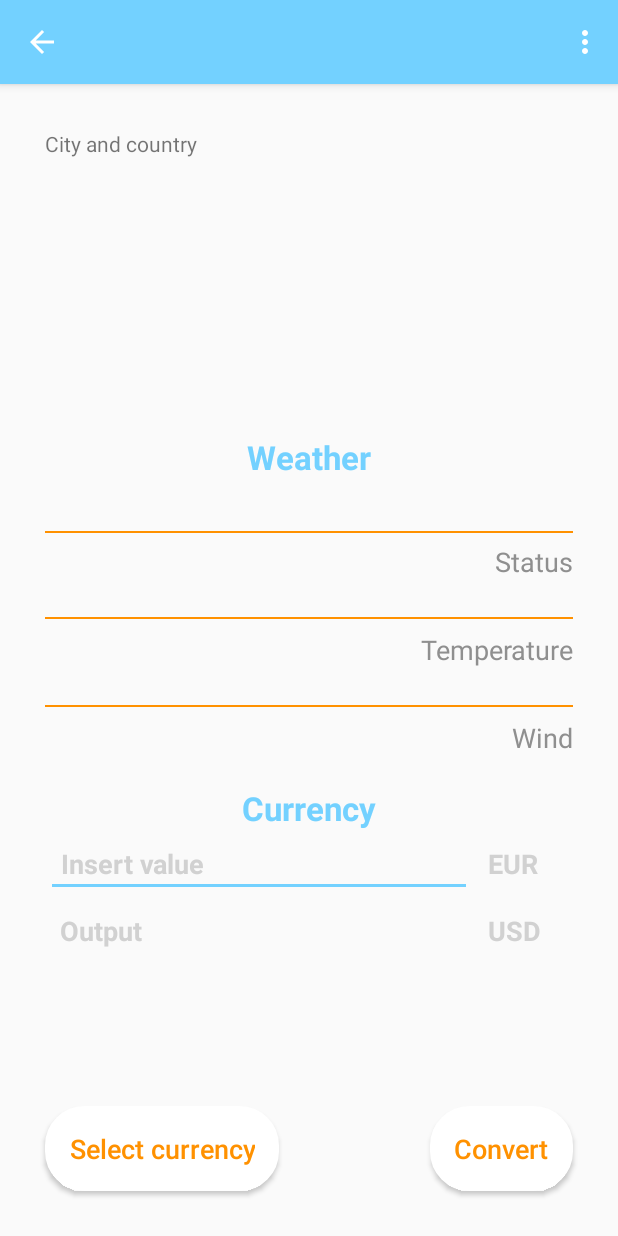
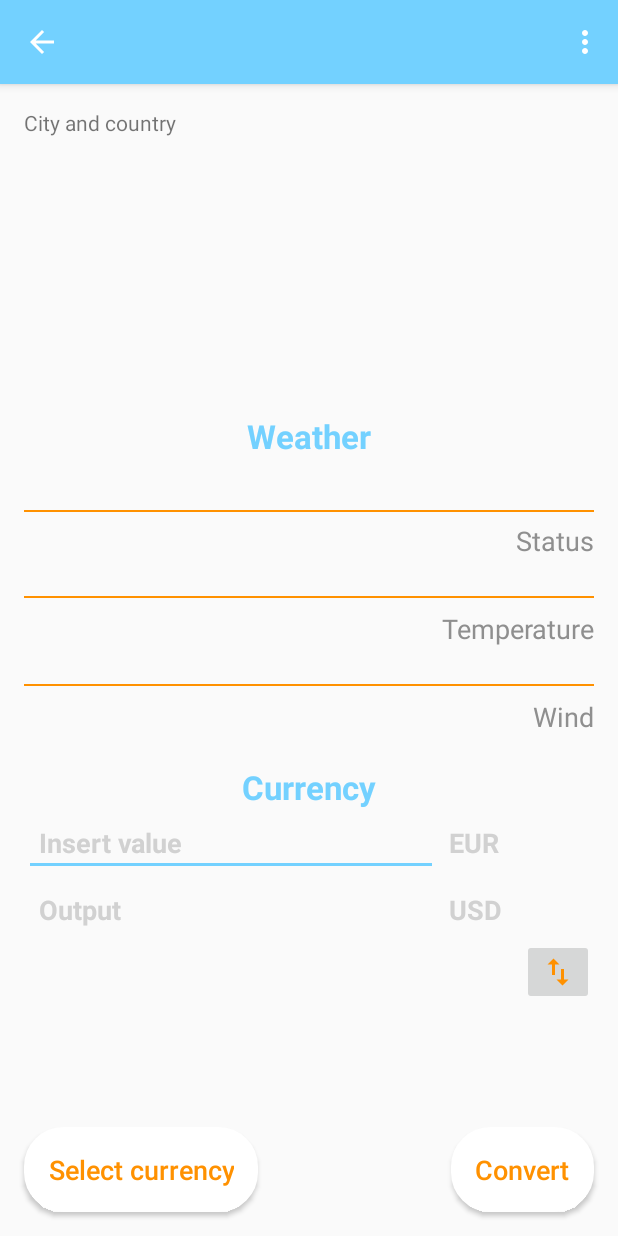
Before and after one commit to Dhug95/MyTravel, an Android app: the DestPageActivity screen opened directly, with no data from a screen before it, on a phone screen of 412 x 824 dp. Run offline under Robolectric (Android 15) with nearby library versions, the phone set to English and light mode, and no system bars; libraries missing offline, so code that uses them is left out: com.mynameismidori.currencypicker; 2 statements that could not run were skipped.

Commit message:
Everything works :D

```diff
--- a/app/src/main/java/com/example/francesco/mytravel/tasks/GetPartList.java
+++ b/app/src/main/java/com/example/francesco/mytravel/tasks/GetPartList.java
@@ -8,6 +8,7 @@ import android.support.v7.widget.RecyclerView;
 import android.util.Log;
 import android.widget.TextView;
 
+import com.example.francesco.mytravel.activities.ParticipantsPageActivity;
 import com.example.francesco.mytravel.utils.NetworkUtils;
 import com.example.francesco.mytravel.utils.PartListAdapter;
 import com.example.francesco.mytravel.utils.TripItem;
@@ -63,6 +64,8 @@ public class GetPartList extends AsyncTask<String, Void, String> {
 
             numberPart.setText("Number of participants: " + mPartList.size());
 
+            ParticipantsPageActivity.setParticipants(mPartList.size());
+
             mRecyclerView.setAdapter(mAdapter);
             // Give the RecyclerView a default layout manager.
             mRecyclerView.setLayoutManager(new LinearLayoutManager(mContext));
--- a/app/src/main/java/com/example/francesco/mytravel/utils/NetworkUtils.java
+++ b/app/src/main/java/com/example/francesco/mytravel/utils/NetworkUtils.java
@@ -2,6 +2,8 @@ package com.example.francesco.mytravel.utils;
 
 import android.net.Uri;
 import android.util.Log;
+
+import com.example.francesco.mytravel.activities.ParticipantsPageActivity;
 
 import java.io.BufferedReader;
 import java.io.IOException;
@@ -15,7 +17,7 @@ import java.util.Map;
 public class NetworkUtils {
 
     //private static final String RAILS_BASE_URL = "https://my-travel-backend.herokuapp.com/app"; // Base URI for the Node JS App
-    private static final String RAILS_BASE_URL = "http://192.168.43.201:8080/app"; // Base URI for the Node JS App
+    private static final String RAILS_BASE_URL = "http://192.168.1.3:8080/app"; // Base URI for the Node JS App
     private static final String EMAIL = "email";
     private static final String USERNAME = "username";
     private static final String PASSWORD = "password";
--- /dev/null
+++ b/app/src/main/res/drawable/swap_orange.xml
@@ -0,0 +1,5 @@
+<vector android:height="24dp" android:tint="#FF9100"
+    android:viewportHeight="24.0" android:viewportWidth="24.0"
+    android:width="24dp" xmlns:android="http://schemas.android.com/apk/res/android">
+    <path android:fillColor="#FF000000" android:pathData="M16,17.01V10h-2v7.01h-3L15,21l4,-3.99h-3zM9,3L5,6.99h3V14h2V6.99h3L9,3z"/>
+</vector>
--- a/app/src/main/res/layout/activity_dest_page.xml
+++ b/app/src/main/res/layout/activity_dest_page.xml
@@ -6,7 +6,7 @@
     android:layout_height="match_parent"
     android:clipChildren="false"
     android:clipToPadding="false"
-    android:padding="30dp"
+    android:padding="@dimen/default_padding"
     tools:context=".activities.DestPageActivity">
 
     <ImageView
@@ -128,11 +128,10 @@
 
     <EditText
         android:id="@+id/currency_input"
-        android:layout_width="284dp"
+        android:layout_width="276dp"
         android:layout_height="wrap_content"
-        android:layout_alignEnd="@+id/weather_title"
+        android:layout_alignStart="@+id/weather_status"
         android:layout_below="@+id/currency_title"
-        android:layout_marginEnd="-67dp"
         android:hint="@string/insert_value"
         android:inputType="number"
         android:padding="10dp"
@@ -143,7 +142,7 @@
 
     <TextView
         android:id="@+id/currency_output"
-        android:layout_width="285dp"
+        android:layout_width="273dp"
         android:layout_height="wrap_content"
         android:layout_alignParentStart="true"
         android:layout_below="@+id/currency_input"
@@ -213,4 +212,13 @@
         android:textColor="@color/colorSecondary"
         android:textSize="18sp" />
 
+    <ImageButton
+        android:layout_width="wrap_content"
+        android:layout_height="wrap_content"
+        android:layout_alignParentBottom="true"
+        android:onClick="swapCurrency"
+        android:layout_alignParentEnd="true"
+        android:layout_marginBottom="138dp"
+        app:srcCompat="@drawable/swap_orange" />
+
 </RelativeLayout>
```
Also changed, not shown: app/src/main/java/com/example/francesco/mytravel/activities/DestPageActivity.java (+8 -0 lines), app/src/main/java/com/example/francesco/mytravel/activities/ParticipantsPageActivity.java (+15 -1 lines), app/src/main/java/com/example/francesco/mytravel/activities/PaymentPageActivity.java (+14 -1 lines), app/src/main/java/com/example/francesco/mytravel/tasks/GetPaymentList.java (+34 -2 lines).
